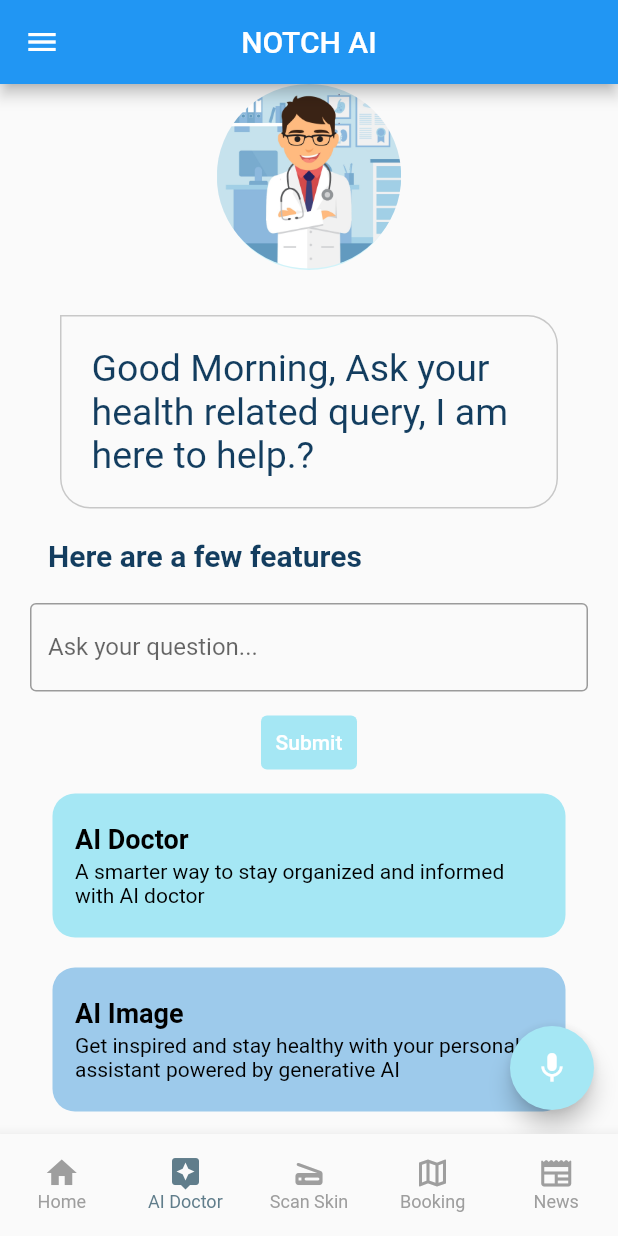
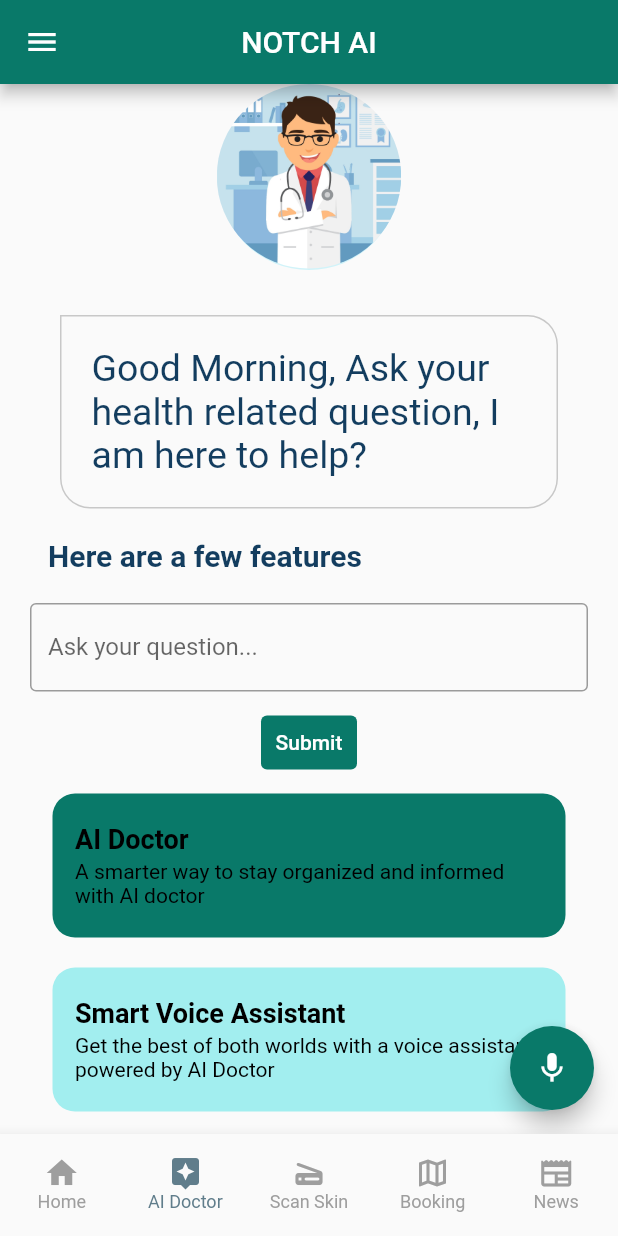
Before and after one commit to nnam-droid12/notchAI-frontend, a Flutter app: the screen it shows after launch, item 2 of the bottom bar chosen, after a tap on the "mic" icon, on a phone screen of 412 x 824 dp. Run offline on Flutter 3.47's test engine with Material 2 defaults, Android fonts, the phone set to English and light mode, and no system bars; our stand-ins replace animate_do, flutter_svg, flutter_tts, gap, google_fonts, google_maps_flutter and 3 more; Roboto replaces fonts that are missing (Cera Pro).

```diff
--- a/lib/screens/ai_doctor.dart
+++ b/lib/screens/ai_doctor.dart
@@ -78,6 +78,7 @@ class _AiDoctorState extends State<AiDoctor> {
         ),
         leading: const Icon(Icons.menu),
         centerTitle: true,
+        backgroundColor: const Color(0xFF097969),
       ),
       body: SingleChildScrollView(
         child: Column(
@@ -133,7 +134,7 @@ class _AiDoctorState extends State<AiDoctor> {
                     padding: const EdgeInsets.symmetric(vertical: 10.0),
                     child: Text(
                       generatedContent == null
-                          ? 'Good Morning, Ask your health related query, I am here to help.?'
+                          ? 'Good Morning, Ask your health related question, I am here to help?'
                           : generatedContent!,
                       style: TextStyle(
                         fontFamily: 'Cera Pro',
@@ -199,7 +200,7 @@ class _AiDoctorState extends State<AiDoctor> {
                 },
                 style: TextButton.styleFrom(
                   foregroundColor: Colors.white,
-                  backgroundColor: Styles.firstSuggestionBoxColor,
+                  backgroundColor: const Color(0xFF097969),
                 ),
                 child: const Text('Submit'),
               ),
@@ -209,19 +210,10 @@ class _AiDoctorState extends State<AiDoctor> {
                 SlideInLeft(
                   delay: Duration(milliseconds: start),
                   child: const FeatureBox(
-                    color: Styles.firstSuggestionBoxColor,
+                    color: Color(0xFF097969),
                     headerText: 'AI Doctor',
                     descriptionText:
                         'A smarter way to stay organized and informed with AI doctor',
-                  ),
-                ),
-                SlideInLeft(
-                  delay: Duration(milliseconds: start + delay),
-                  child: const FeatureBox(
-                    color: Styles.secondSuggestionBoxColor,
-                    headerText: 'AI Image',
-                    descriptionText:
-                        'Get inspired and stay healthy with your personal assistant powered by generative AI',
                   ),
                 ),
                 SlideInLeft(
@@ -241,7 +233,7 @@ class _AiDoctorState extends State<AiDoctor> {
       floatingActionButton: ZoomIn(
         delay: Duration(milliseconds: start + 3 * delay),
         child: FloatingActionButton(
-          backgroundColor: Styles.firstSuggestionBoxColor,
+          backgroundColor: const Color(0xFF097969),
           onPressed: () async {
             if (await speechToText.hasPermission &&
                 speechToText.isNotListening) {
--- a/lib/screens/api_secrets.dart
+++ b/lib/screens/api_secrets.dart
@@ -1,6 +1,8 @@
 const stableDiffusionModelAPIKey =
-    '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';
+    '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';
 
 //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
 
 // skin-diagnosis-api-key = b9cJgVLaZ_IpTvCgt4k5qzIpNWo8aU8IXY-ga5I8Wq0
+
+// hapio-booking-api-key =  GiBjQWrE9h06uustAdAKiWZ6N2qJOOjrCkdK4Q8A
--- a/lib/screens/health_news.dart
+++ b/lib/screens/health_news.dart
@@ -46,6 +46,7 @@ class _HealthNewsState extends State<HealthNews> {
     return Scaffold(
       appBar: AppBar(
         title: const Text('Health News'),
+        backgroundColor: const Color(0xFF097969),
       ),
       body: ListView.builder(
         itemCount: newsData.length,
@@ -61,7 +62,7 @@ class _HealthNewsState extends State<HealthNews> {
               height: 100,
               decoration: BoxDecoration(
                 borderRadius: BorderRadius.circular(10.0), // Rounded corners
-                border: Border.all(color: Colors.black, width: 2.0),
+                border: Border.all(color: const Color(0xFF097969), width: 2.0),
               ),
               child: ClipRRect(
                 borderRadius:
--- a/lib/screens/home_screen.dart
+++ b/lib/screens/home_screen.dart
@@ -113,6 +113,12 @@ class HomeScreen extends StatelessWidget {
                           builder: (context) => const BookAppointment(),
                         ));
                       },
+                      style: ElevatedButton.styleFrom(
+                        backgroundColor: const Color(
+                            0xFF097969),
+                        foregroundColor:
+                            Colors.white,
+                      ),
                       child: const Text("View All"),
                     ),
                   ],
@@ -146,12 +152,20 @@ class HomeScreen extends StatelessWidget {
                     ),
                     ElevatedButton(
                       onPressed: () {
-                        // Redirect to another page for AI recommendations
+
                         Navigator.of(context).push(MaterialPageRoute(
                           builder: (context) => const AiDoctor(),
                         ));
                       },
-                      child: const Text("View All"),
+                      style: ElevatedButton.styleFrom(
+                        backgroundColor: const Color(
+                            0xFF097969),
+                        foregroundColor:
+                            Colors.white,
+                      ),
+                      child: const Text(
+                        "View All",
+                      ),
                     ),
                   ],
                 ),
--- a/pubspec.yaml
+++ b/pubspec.yaml
@@ -40,6 +40,7 @@ dependencies:
   google_maps_flutter: ^2.5.0
   location: ^5.0.3
   image_picker: ^1.0.4
+  uuid: ^4.1.0
 
 
   # The following adds the Cupertino Icons font to your application.
```
Also changed, not shown: lib/screens/scan_skin.dart (+18 -15 lines), lib/screens/models/category.dart (added), lib/screens/models/doctor.dart (added), lib/screens/section/category_section.dart (added), lib/screens/section/detail_section.dart (added), lib/screens/section/hd_section.dart (added), lib/screens/section/trd_section.dart (added), lib/utils/custom_icons.dart (added), lib/utils/he_color.dart (added), pubspec.lock.
